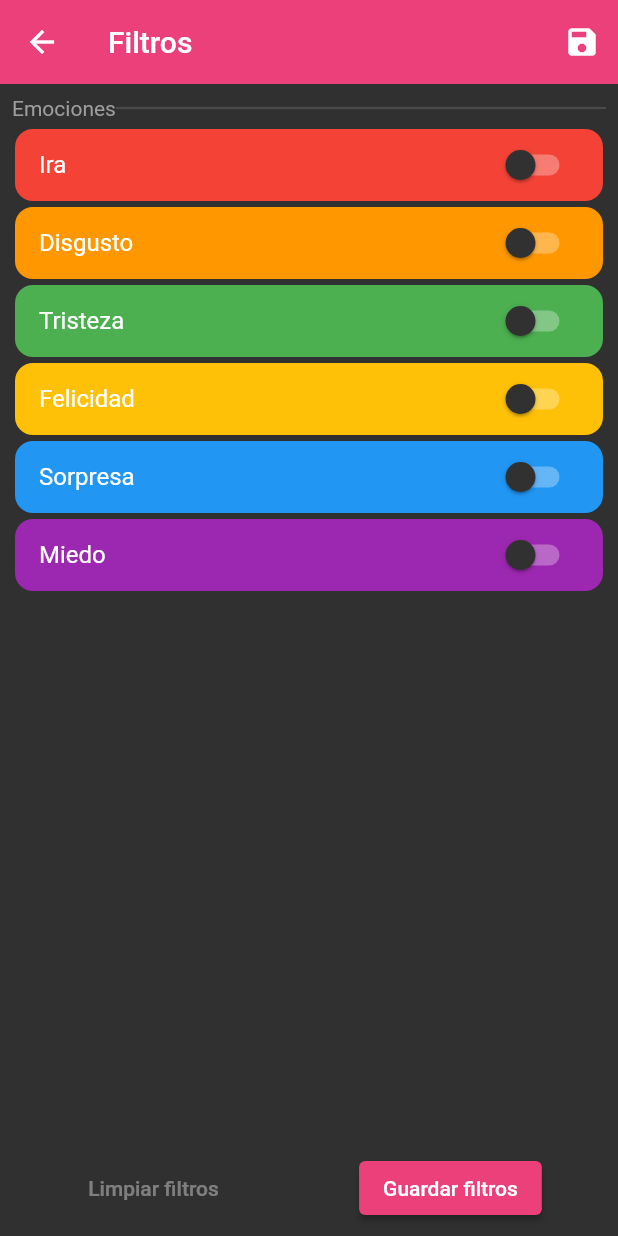
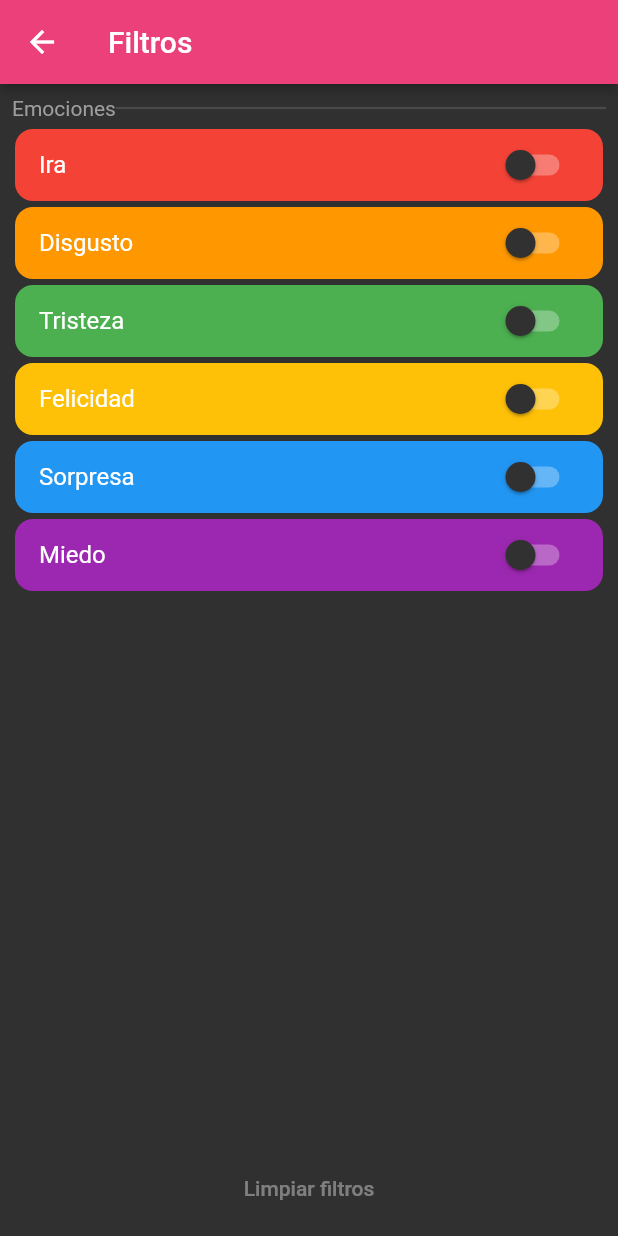
Before and after one commit to saulprl/moody_notes, a Flutter app: the FiltersScreen screen opened by its route, on a phone screen of 412 x 824 dp. Run offline on Flutter 3.47's test engine with Material 2 defaults, Android fonts, the phone set to English and light mode, and no system bars; our stand-ins replace fluttertoast, font_awesome_flutter, package_info_plus, shared_preferences, sqflite, table_calendar; accounts and stored records are empty.

Commit message:
Fixed filtering bug, screen is now more intuitive

```diff
--- a/lib/screens/filters_screen.dart
+++ b/lib/screens/filters_screen.dart
@@ -15,6 +15,9 @@ class FiltersScreen extends StatefulWidget {
 }
 
 class _FiltersScreenState extends State<FiltersScreen> {
+  late Filters _filtersData;
+  late Posts _postsData;
+
   Widget _buildSwitch(
     String title,
     bool switchValue,
@@ -40,40 +43,44 @@ class _FiltersScreenState extends State<FiltersScreen> {
   }
 
   @override
+  void dispose() {
+    _postsData.filterPosts(_filtersData.filters);
+    super.dispose();
+  }
+
+  @override
   Widget build(BuildContext context) {
-    final filtersData = Provider.of<Filters>(context);
-    final postsData = Provider.of<Posts>(context, listen: false);
+    _filtersData = Provider.of<Filters>(context);
+    _postsData = Provider.of<Posts>(context, listen: false);
 
     return Scaffold(
       appBar: AppBar(
-        backgroundColor: Theme.of(context).colorScheme.primary,
-        elevation: 0.0,
         title: const Text('Filtros'),
-        actions: [
-          IconButton(
-            icon: const Icon(Icons.save),
-            onPressed: () async {
-              try {
-                await postsData.filterPosts(filtersData.filters);
-              } catch (error) {
-                showDialog(
-                  context: context,
-                  builder: (ctx) => AlertDialog(
-                    title: const Text('Error al filtrar'),
-                    content: Text(
-                        'Ocurrió un error durante el filtrado. Puedes reportar este problema con el desarrollador de la aplicación. Error: ${error.toString()}'),
-                    actions: [
-                      TextButton(
-                        child: const Text('Ok'),
-                        onPressed: () => Navigator.of(ctx).pop(),
-                      ),
-                    ],
-                  ),
-                );
-              }
-            },
-          ),
-        ],
+        // actions: [
+        // IconButton(
+        //   icon: const Icon(Icons.save),
+        //   onPressed: () async {
+        //     try {
+        //       await _postsData.filterPosts(_filtersData.filters);
+        //     } catch (error) {
+        //       showDialog(
+        //         context: context,
+        //         builder: (ctx) => AlertDialog(
+        //           title: const Text('Error al filtrar'),
+        //           content: Text(
+        //               'Ocurrió un error durante el filtrado. Puedes reportar este problema con el desarrollador de la aplicación. Error: ${error.toString()}'),
+        //           actions: [
+        //             TextButton(
+        //               child: const Text('Ok'),
+        //               onPressed: () => Navigator.of(ctx).pop(),
+        //             ),
+        //           ],
+        //         ),
+        //       );
+        //     }
+        //   },
+        // ),
+        // ],
       ),
       body: Padding(
         padding: const EdgeInsets.all(8.0),
@@ -96,13 +103,13 @@ class _FiltersScreenState extends State<FiltersScreen> {
             const SizedBox(height: 4.0),
             Expanded(
               child: ListView.builder(
-                itemCount: filtersData.filters.length,
+                itemCount: _filtersData.filters.length,
                 itemBuilder: (ctx, index) => Padding(
                   padding: const EdgeInsets.all(2.0),
                   child: _buildSwitch(
-                    filtersData.filters[index].emotion,
-                    filtersData.filters[index].value,
-                    filtersData.toggleFilter,
+                    _filtersData.filters[index].emotion,
+                    _filtersData.filters[index].value,
+                    _filtersData.toggleFilter,
                   ),
                 ),
               ),
@@ -112,33 +119,33 @@ class _FiltersScreenState extends State<FiltersScreen> {
               children: [
                 TextButton(
                   child: const Text('Limpiar filtros'),
-                  onPressed: filtersData.filters.any((f) => f.value)
-                      ? filtersData.clear
+                  onPressed: _filtersData.filters.any((f) => f.value)
+                      ? _filtersData.clear
                       : null,
                 ),
-                ElevatedButton(
-                  child: const Text('Guardar filtros'),
-                  onPressed: () async {
-                    try {
-                      await postsData.filterPosts(filtersData.filters);
-                    } catch (error) {
-                      showDialog(
-                        context: context,
-                        builder: (ctx) => AlertDialog(
-                          title: const Text('Error al filtrar'),
-                          content: Text(
-                              'Ocurrió un error durante el filtrado. Puedes reportar este problema con el desarrollador de la aplicación. Error: ${error.toString()}'),
-                          actions: [
-                            TextButton(
-                              child: const Text('Ok'),
-                              onPressed: () => Navigator.of(ctx).pop(),
-                            ),
-                          ],
-                        ),
-                      );
-                    }
-                  },
-                ),
+                // ElevatedButton(
+                //   child: const Text('Guardar filtros'),
+                //   onPressed: () async {
+                //     try {
+                //       await _postsData.filterPosts(_filtersData.filters);
+                //     } catch (error) {
+                //       showDialog(
+                //         context: context,
+                //         builder: (ctx) => AlertDialog(
+                //           title: const Text('Error al filtrar'),
+                //           content: Text(
+                //               'Ocurrió un error durante el filtrado. Puedes reportar este problema con el desarrollador de la aplicación. Error: ${error.toString()}'),
+                //           actions: [
+                //             TextButton(
+                //               child: const Text('Ok'),
+                //               onPressed: () => Navigator.of(ctx).pop(),
+                //             ),
+                //           ],
+                //         ),
+                //       );
+                //     }
+                //   },
+                // ),
               ],
             ),
           ],
```
